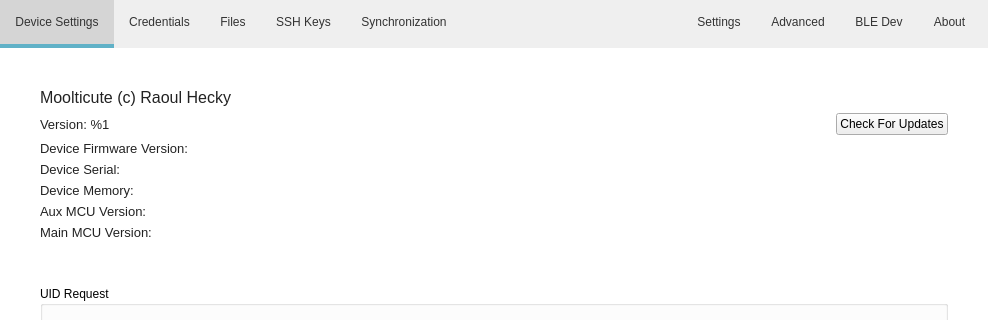
Old version of the form src/MainWindow.ui in the repository mooltipass/moolticute; both pictures show x 0 to 988 and y 0 to 320 of the 988 by 632 pixel window.
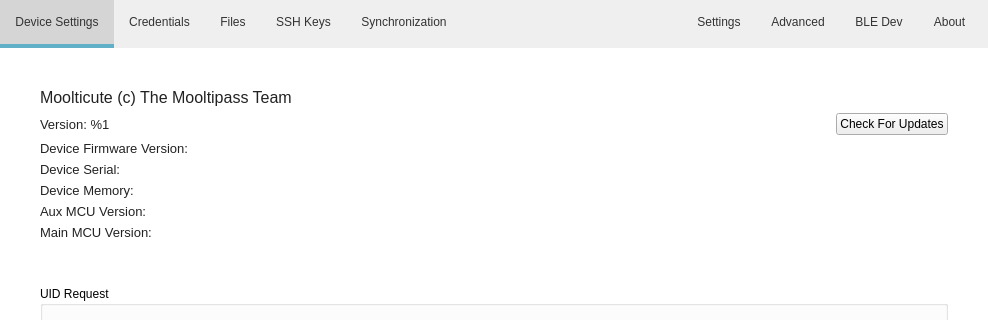
New version of the form. The open tabs and pages were chosen to show the change. Icons and pictures are not drawn. Custom widgets are drawn as their Qt base class.

Commit message: Change text on About tab

Diff of the .ui file:
```diff
--- a/src/MainWindow.ui
+++ b/src/MainWindow.ui
@@ -2592,7 +2592,7 @@
            </font>
           </property>
           <property name="text">
-           <string>Moolticute (c) Raoul Hecky</string>
+           <string>Moolticute (c) The Mooltipass Team</string>
           </property>
          </widget>
         </item>
```
